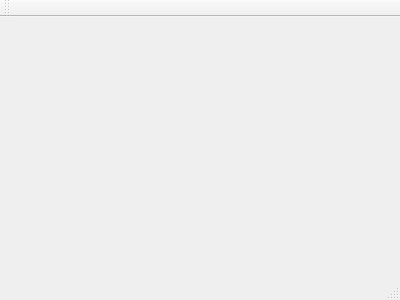
Above: ChartViewer/mainwindow.ui from Predrag-A/qt-ChartViewer before the change. Below: the same form after it.
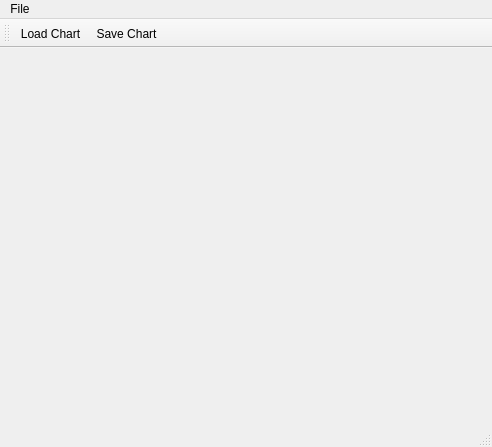
That is the form after the change. Icons and pictures are not drawn.

Commit message:
Added dialog class and resources. No implementation.
ChartPointDialog class, Save and Load images and gitignore.

Patch:
```diff
--- a/ChartViewer/mainwindow.ui
+++ b/ChartViewer/mainwindow.ui
@@ -1,24 +1,67 @@
 <ui version="4.0">
  <class>MainWindow</class>
- <widget class="QMainWindow" name="MainWindow" >
-  <property name="geometry" >
+ <widget class="QMainWindow" name="MainWindow">
+  <property name="geometry">
    <rect>
     <x>0</x>
     <y>0</y>
-    <width>400</width>
-    <height>300</height>
+    <width>492</width>
+    <height>447</height>
    </rect>
   </property>
   <property name="windowTitle" >
    <string>MainWindow</string>
   </property>
-  <widget class="QMenuBar" name="menuBar" />
-  <widget class="QToolBar" name="mainToolBar" />
-  <widget class="QWidget" name="centralWidget" />
-  <widget class="QStatusBar" name="statusBar" />
+  <widget class="QWidget" name="centralWidget"/>
+  <widget class="QMenuBar" name="menuBar">
+   <property name="geometry">
+    <rect>
+     <x>0</x>
+     <y>0</y>
+     <width>492</width>
+     <height>21</height>
+    </rect>
+   </property>
+   <widget class="QMenu" name="menuFile">
+    <property name="title">
+     <string>File</string>
+    </property>
+    <addaction name="actionLoad"/>
+    <addaction name="actionSave"/>
+   </widget>
+   <addaction name="menuFile"/>
+  </widget>
+  <widget class="QToolBar" name="mainToolBar">
+   <attribute name="toolBarArea">
+    <enum>TopToolBarArea</enum>
+   </attribute>
+   <attribute name="toolBarBreak">
+    <bool>false</bool>
+   </attribute>
+   <addaction name="actionLoad"/>
+   <addaction name="actionSave"/>
+  </widget>
+  <widget class="QStatusBar" name="statusBar"/>
+  <action name="actionLoad">
+   <property name="icon">
+    <iconset>
+     <normaloff>:/images/images/load.png</normaloff>:/images/images/load.png</iconset>
+   </property>
+   <property name="text">
+    <string>Load Chart</string>
+   </property>
+  </action>
+  <action name="actionSave">
+   <property name="icon">
+    <iconset>
+     <normaloff>:/images/images/save.png</normaloff>:/images/images/save.png</iconset>
+   </property>
+   <property name="text">
+    <string>Save Chart</string>
+   </property>
+  </action>
  </widget>
- <layoutDefault spacing="6" margin="11" />
- <pixmapfunction></pixmapfunction>
+ <layoutdefault spacing="6" margin="11"/>
  <resources/>
  <connections/>
 </ui>
```
Left out of the diff: 5 changed lines with no effect on the pictures. The commit also changes 8 other files.
